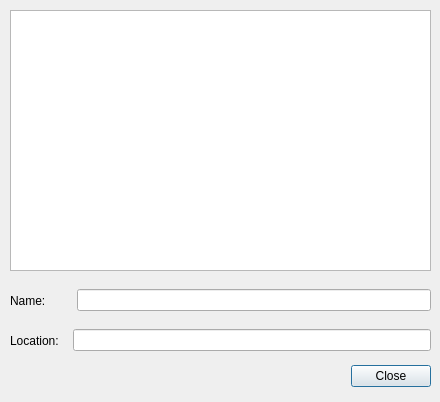
Before: the Qt Designer form src/bookmarkdialog.ui in GAMS-dev/studio, drawn with Qt 5.
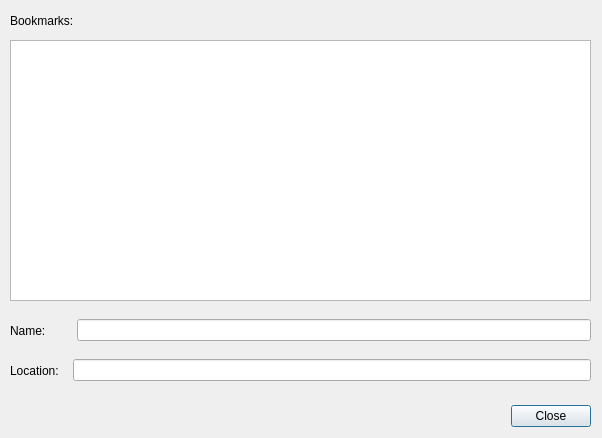
After: the same form once the commit is applied.

Commit message: edit name and location of a bookmark

```diff
--- a/src/bookmarkdialog.ui
+++ b/src/bookmarkdialog.ui
@@ -6,8 +6,8 @@
    <rect>
     <x>0</x>
     <y>0</y>
-    <width>440</width>
-    <height>402</height>
+    <width>602</width>
+    <height>438</height>
    </rect>
   </property>
   <property name="sizePolicy">
@@ -23,8 +23,8 @@
    <property name="geometry">
     <rect>
      <x>10</x>
-     <y>360</y>
-     <width>421</width>
+     <y>400</y>
+     <width>581</width>
      <height>32</height>
     </rect>
    </property>
@@ -39,8 +39,8 @@
    <property name="geometry">
     <rect>
      <x>10</x>
-     <y>280</y>
-     <width>421</width>
+     <y>310</y>
+     <width>581</width>
      <height>41</height>
     </rect>
    </property>
@@ -77,8 +77,8 @@
    <property name="geometry">
     <rect>
      <x>10</x>
-     <y>320</y>
-     <width>421</width>
+     <y>350</y>
+     <width>581</width>
      <height>41</height>
     </rect>
    </property>
@@ -115,8 +115,8 @@
    <property name="geometry">
     <rect>
      <x>10</x>
-     <y>10</y>
-     <width>421</width>
+     <y>40</y>
+     <width>581</width>
      <height>261</height>
     </rect>
    </property>
@@ -127,6 +127,38 @@
     </sizepolicy>
    </property>
   </widget>
+  <widget class="QWidget" name="horizontalLayoutWidget_3">
+   <property name="geometry">
+    <rect>
+     <x>10</x>
+     <y>0</y>
+     <width>581</width>
+     <height>41</height>
+    </rect>
+   </property>
+   <layout class="QHBoxLayout" name="locationbookmarkHLayout">
+    <item>
+     <widget class="QLabel" name="bookmarkLabel">
+      <property name="text">
+       <string>Bookmarks:</string>
+      </property>
+     </widget>
+    </item>
+    <item>
+     <spacer name="horizontalSpacer">
+      <property name="orientation">
+       <enum>Qt::Horizontal</enum>
+      </property>
+      <property name="sizeHint" stdset="0">
+       <size>
+        <width>40</width>
+        <height>20</height>
+       </size>
+      </property>
+     </spacer>
+    </item>
+   </layout>
+  </widget>
  </widget>
  <resources/>
  <connections>
```
The commit also changes 4 other files.
